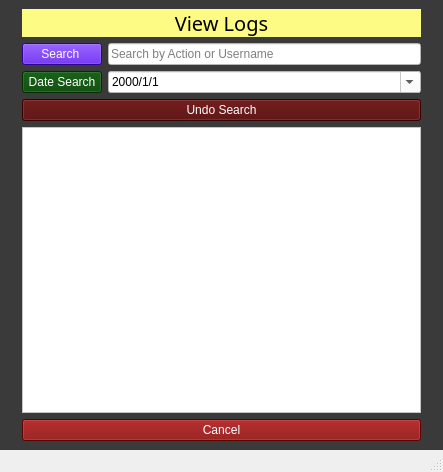
This is view_logs.ui in Aenan05/MAXPC as Qt 5 draws it before an edit. The edited form follows.
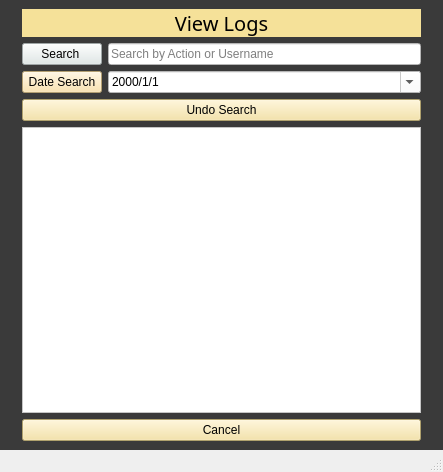
This is the edited form.

Diff of the .ui file:
```diff
--- a/view_logs.ui
+++ b/view_logs.ui
@@ -33,7 +33,8 @@
              </font>
             </property>
             <property name="styleSheet">
-             <string notr="true">background-color: rgb(253, 251, 132);</string>
+             <string notr="true">background-color:#f5e199;
+</string>
             </property>
             <property name="text">
              <string>View Logs</string>
@@ -46,8 +47,9 @@
           <item row="1" column="0">
            <widget class="QPushButton" name="btnSearch">
             <property name="styleSheet">
-             <string notr="true">background-color: rgb(69, 0, 207);
-color: rgb(255, 255, 255);</string>
+             <string notr="true">background-color: rgb(253, 251, 132);
+background-color: #dfe9e8;
+</string>
             </property>
             <property name="text">
              <string>Search </string>
@@ -67,8 +69,8 @@
           <item row="2" column="0">
            <widget class="QPushButton" name="btnDate">
             <property name="styleSheet">
-             <string notr="true">background-color: rgb(0, 67, 0);
-color: rgb(255, 255, 255);</string>
+             <string notr="true">background-color:#fade9f;
+</string>
             </property>
             <property name="text">
              <string>Date Search</string>
@@ -99,8 +101,8 @@
            <widget class="QPushButton" name="btnCancel">
             <property name="styleSheet">
              <string notr="true">font: 75 9pt &quot;Nirmala UI&quot;;
-background-color: rgb(129, 0, 0);
-color: rgb(255, 255, 255);</string>
+
+background-color:#f5e199;</string>
             </property>
             <property name="text">
              <string>Cancel</string>
@@ -110,8 +112,7 @@
           <item row="3" column="0" colspan="2">
            <widget class="QPushButton" name="btnUndo">
             <property name="styleSheet">
-             <string notr="true">background-color: rgb(79, 0, 0);
-color: rgb(255, 255, 255);</string>
+             <string notr="true">background-color:#f5e199;</string>
             </property>
             <property name="text">
              <string>Undo Search</string>
```
Left out of the diff: 2 changed lines with no effect on the pictures.
